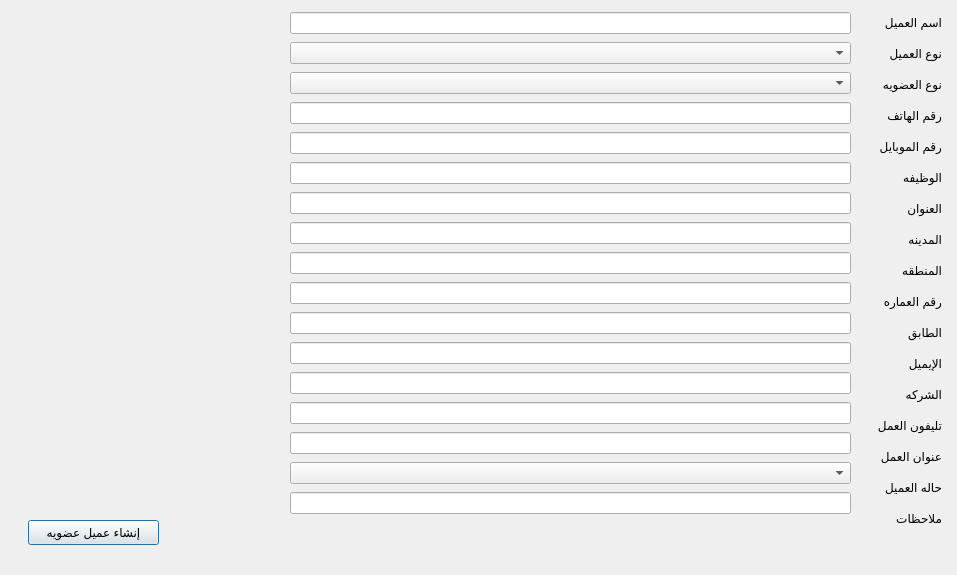
Qt form presentation/loyalty_ui/createCustomer.ui (shymaa123456/HyperPOS2020) before a commit.
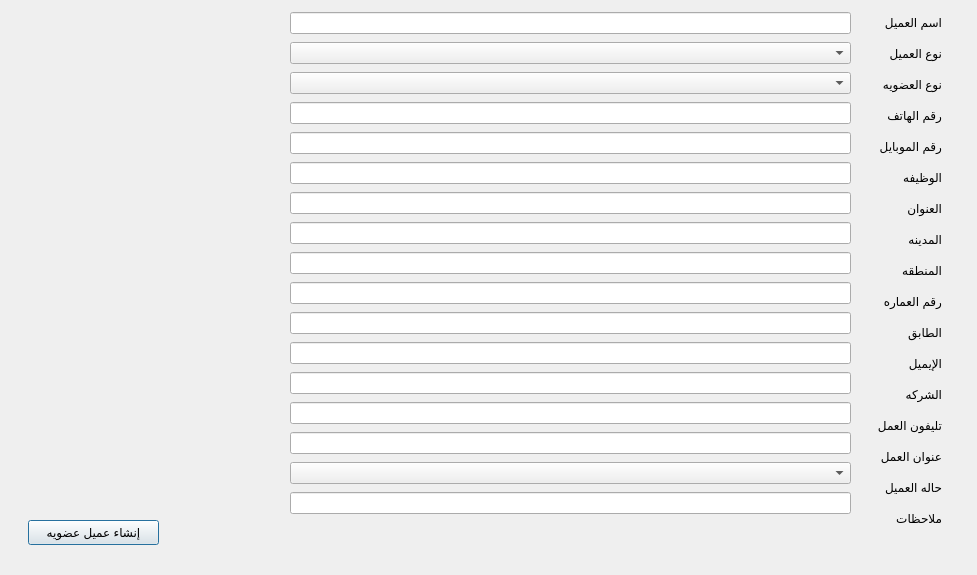
The same form after that commit.

What changed in the file:
```diff
--- a/presentation/loyalty_ui/createCustomer.ui
+++ b/presentation/loyalty_ui/createCustomer.ui
@@ -6,7 +6,7 @@
    <rect>
     <x>0</x>
     <y>0</y>
-    <width>957</width>
+    <width>977</width>
     <height>575</height>
    </rect>
   </property>
```
